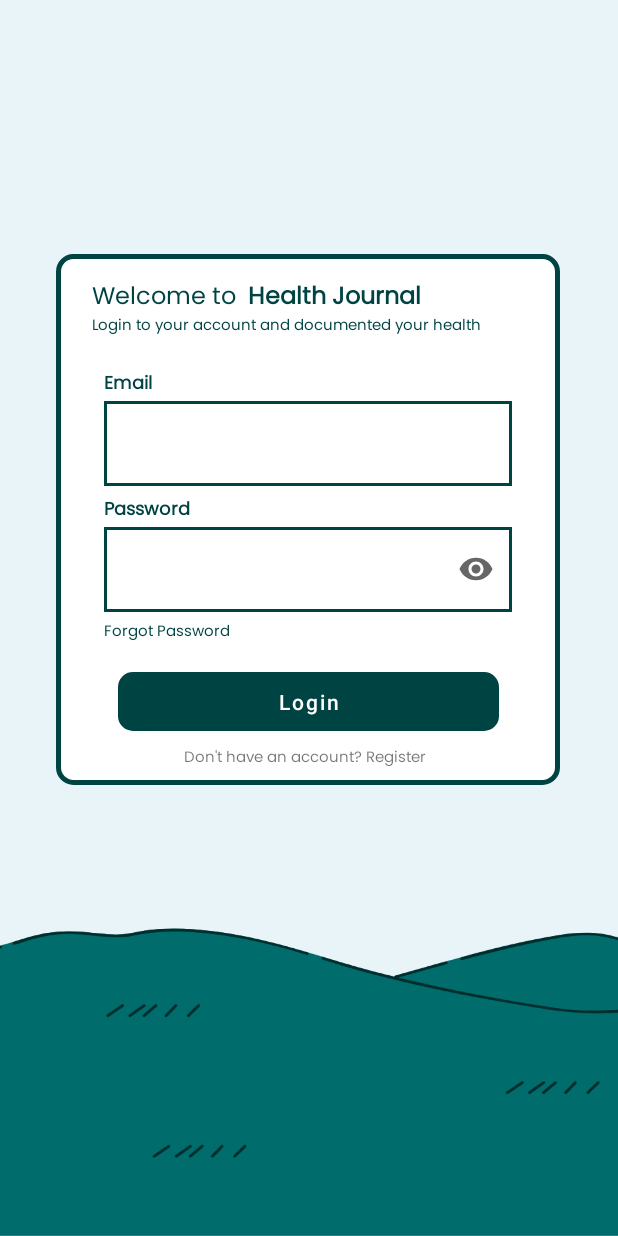
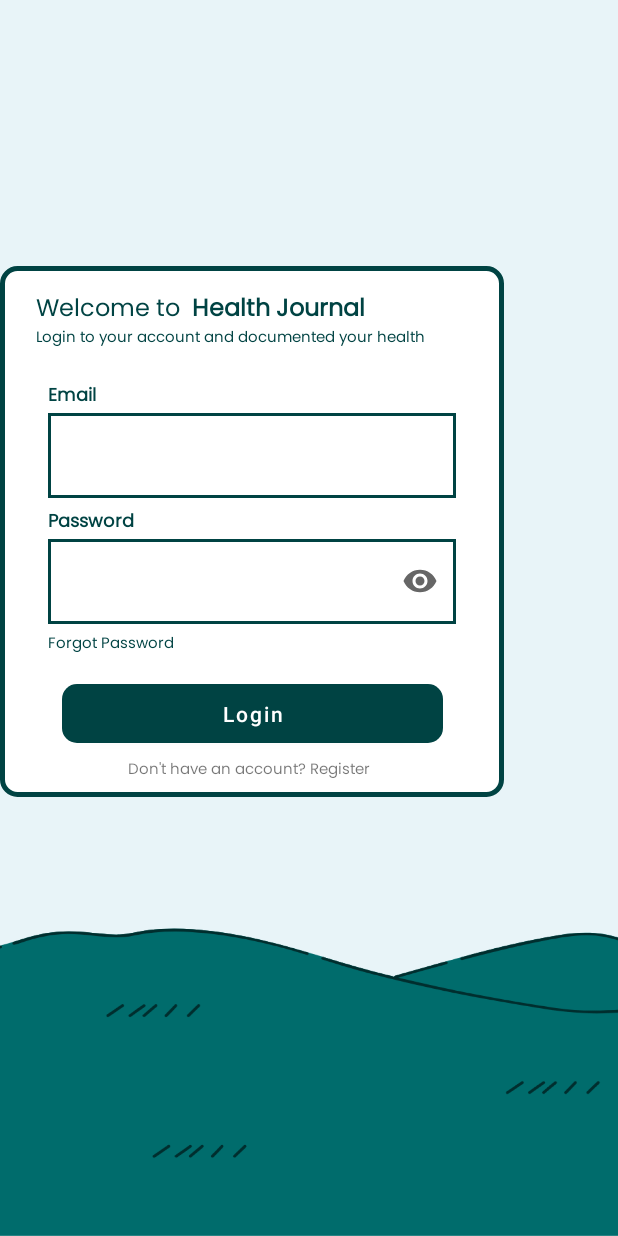
Before and after one commit to Diassdp/Health_Journal, an Android app: the LoginActivity screen opened directly, with no data from a screen before it, on a phone screen of 412 x 824 dp. Run offline under Robolectric (Android 15) with nearby library versions, the phone set to English and light mode, and no system bars; our stand-ins replace Firebase (no records; nobody signed in at launch, a user with empty details on screens opened directly).

Commit message:
Second Commit: Version 1.5 [Partialy Optimized Version] [UI Fixes And Improvment] Todo: Optimized the Code Add String Theolgy

```diff
--- a/app/src/main/java/com/healthjournal/algorithm/Algorithm.kt
+++ b/app/src/main/java/com/healthjournal/algorithm/Algorithm.kt
@@ -74,7 +74,6 @@ class AlgoritmaKesehatan {
     fun getTaskBasedData(healthData: HealthData): List<Map<String, Any>> {
         val tasks = mutableListOf<Map<String, Any>>()
 
-        // Task for Blood Sugar Control
         when {
             healthData.bloodSugar > 140 -> {
                 tasks.add(mapOf("task" to "Kurangi konsumsi makanan tinggi gula dan karbohidrat olahan.", "completed" to false))
@@ -91,7 +90,6 @@ class AlgoritmaKesehatan {
             }
         }
 
-        // Task for Blood Pressure Control
         when {
             healthData.systolicBP > 120 || healthData.diastolicBP > 80 -> {
                 tasks.add(mapOf("task" to "Lakukan olahraga ringan seperti jalan kaki selama 30 menit.", "completed" to false))
@@ -107,7 +105,6 @@ class AlgoritmaKesehatan {
             }
         }
 
-        // Task for BMI Control
         when {
             healthData.BMI > 25 -> {
                 tasks.add(mapOf("task" to "Lakukan olahraga rutin minimal 3 kali seminggu.", "completed" to false))
--- a/app/src/main/res/layout/activity_login.xml
+++ b/app/src/main/res/layout/activity_login.xml
@@ -14,10 +14,10 @@
         android:background="@drawable/bg_form"
         app:layout_constraintBottom_toBottomOf="parent"
         app:layout_constraintEnd_toEndOf="parent"
-        app:layout_constraintHorizontal_bias="0.493"
+        app:layout_constraintHorizontal_bias="0.0"
         app:layout_constraintStart_toStartOf="parent"
         app:layout_constraintTop_toTopOf="parent"
-        app:layout_constraintVertical_bias="0.36">
+        app:layout_constraintVertical_bias="0.377">
 
         <TextView
             android:id="@+id/textView8"
@@ -67,9 +67,9 @@
             android:layout_marginTop="20dp"
             android:fontFamily="@font/poppins_regular"
             android:text="Email"
-            android:textStyle="bold"
             android:textColor="@color/Primary_Dark"
             android:textSize="12sp"
+            android:textStyle="bold"
             app:layout_constraintStart_toStartOf="parent"
             app:layout_constraintTop_toBottomOf="@+id/textView10" />
 
@@ -122,8 +122,8 @@
                 android:layout_width="match_parent"
                 android:layout_height="wrap_content"
                 android:ems="10"
+                android:inputType="textPassword"
                 android:textColor="@color/black"
-                android:inputType="textPassword"
                 tools:ignore="SpeakableTextPresentCheck" />
         </com.google.android.material.textfield.TextInputLayout>
 
```
